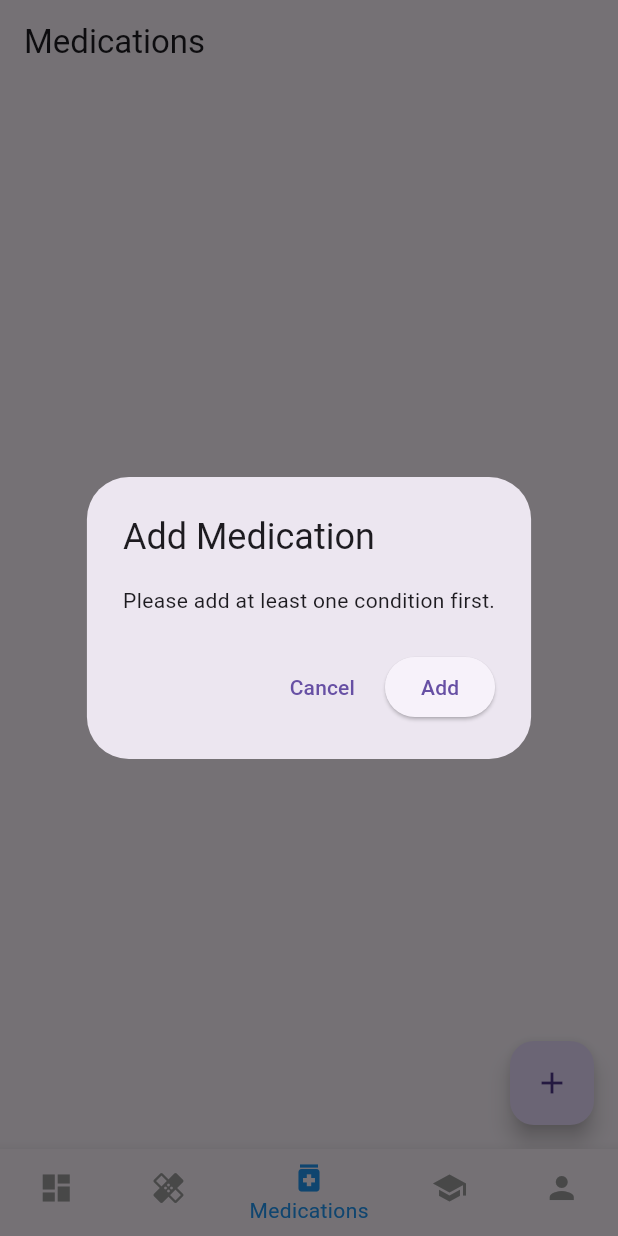
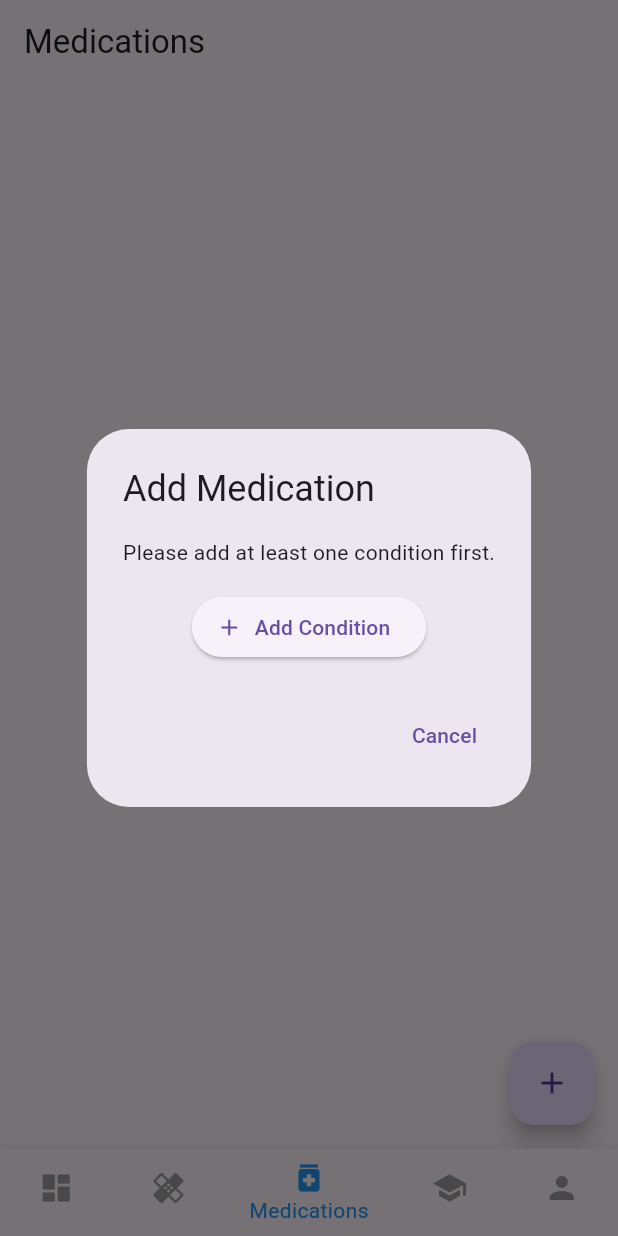
Before and after one commit to pndaRN/ComplyHealth, a Flutter app: the screen it shows after launch, item 3 of the bottom bar chosen, after a tap on the "add" icon, on a phone screen of 412 x 824 dp. Run offline on Flutter 3.47's test engine with Material 3 defaults, Android fonts, the phone set to English and light mode, and no system bars; our stand-ins replace flutter_riverpod, hive, hive_flutter; accounts and stored records are empty.

Commit message:
condtion screen update and med screen update

```diff
--- a/frontend/lib/features/medications/medications_screen.dart
+++ b/frontend/lib/features/medications/medications_screen.dart
@@ -4,6 +4,7 @@ import 'package:uuid/uuid.dart';
 import '../../core/models/medication.dart';
 import '../../core/state/medication_provider.dart';
 import '../../core/state/conditions_provider.dart';
+import '../conditions/add_condition_dialog.dart';
 
 class MedicationsScreen extends ConsumerWidget {
   const MedicationsScreen({super.key});
@@ -42,21 +43,73 @@ class MedicationsScreen extends ConsumerWidget {
     BuildContext context,
     WidgetRef ref,
     MedicationNotifier notifier,
-  ) {
+  ) async {
     final nameCtrl = TextEditingController();
     final doseCtrl = TextEditingController();
     final freqCtrl = TextEditingController();
-    final conditions = ref.watch(conditionsProvider);
+    final conditions = ref.read(conditionsProvider);
     String? selectCondition;
 
+    if (conditions.isEmpty) {
+      // Show simplified dialog to add condition first
+      final shouldOpenConditionDialog = await showDialog<bool>(
+        context: context,
+        builder: (dialogContext) {
+          return AlertDialog(
+            title: const Text('Add Medication'),
+            content: Column(
+              mainAxisSize: MainAxisSize.min,
+              children: [
+                const Text('Please add at least one condition first.'),
+                const SizedBox(height: 16),
+                ElevatedButton.icon(
+                  onPressed: () {
+                    Navigator.pop(dialogContext, true);
+                  },
+                  icon: const Icon(Icons.add),
+                  label: const Text('Add Condition'),
+                ),
+              ],
+            ),
+            actions: [
+              TextButton(
+                onPressed: () => Navigator.pop(dialogContext, false),
+                child: const Text('Cancel'),
+              ),
+            ],
+          );
+        },
+      );
+
+      // If user clicked "Add Condition", open the condition dialog
+      if (shouldOpenConditionDialog == true && context.mounted) {
+        await showDialog(
+          context: context,
+          builder: (context) => const AddConditionDialog(),
+        );
+
+        // After condition dialog closes, check if conditions were added
+        if (context.mounted) {
+          final updatedConditions = ref.read(conditionsProvider);
+          if (updatedConditions.isNotEmpty) {
+            // Small delay to ensure dialog is fully closed
+            await Future.delayed(const Duration(milliseconds: 100));
+            if (context.mounted) {
+              _showAddDialog(context, ref, notifier);
+            }
+          }
+        }
+      }
+      return;
+    }
+
+    // Normal flow when conditions exist
     showDialog(
       context: context,
       builder: (context) {
         return AlertDialog(
           title: const Text('Add Medication'),
-          content: conditions.isEmpty
-              ? const Text('Please add at least one condition first.')
-              : SingleChildScrollView(
+          content: SingleChildScrollView(
                   child: Column(
                     mainAxisSize: MainAxisSize.min,
                     children: [
@@ -80,7 +133,7 @@ class MedicationsScreen extends ConsumerWidget {
                       ),
                       const SizedBox(height: 12),
                       DropdownButtonFormField<String>(
-                        value: selectCondition,
+                        initialValue: selectCondition,
                         hint: const Text('Select Condition'),
                         items: conditions.map((condition) {
                           return DropdownMenuItem<String>(
@@ -117,7 +170,7 @@ class MedicationsScreen extends ConsumerWidget {
                 notifier.addMeds(newMedication);
                 Navigator.pop(context);
               },
-              child: const Text('Add'),
+              child: const Text('Add Medication'),
             ),
           ],
         );
```
Also changed, not shown: frontend/lib/features/conditions/add_condition_dialog.dart (added, +127 -0 lines), frontend/lib/features/conditions/conditions_screen.dart (+23 -86 lines).
